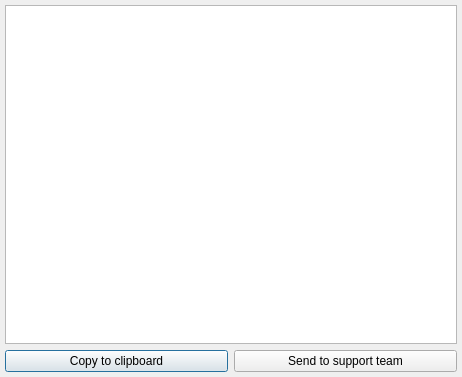
Above: systeminformation.ui from Blinkinlabs/PatternPaint before the change. Below: the same form after it.
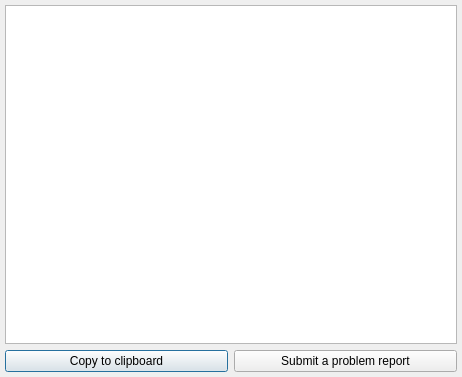
That is the form after the change.

Commit message: Add 'send email to support' feature, as an experiment.

Patch:
```diff
--- a/systeminformation.ui
+++ b/systeminformation.ui
@@ -48,7 +48,7 @@
      <item>
       <widget class="QPushButton" name="sendToSupport">
        <property name="text">
-        <string>Send to support team</string>
+        <string>Submit a problem report</string>
        </property>
       </widget>
      </item>
```
The commit also changes 1 other file.
